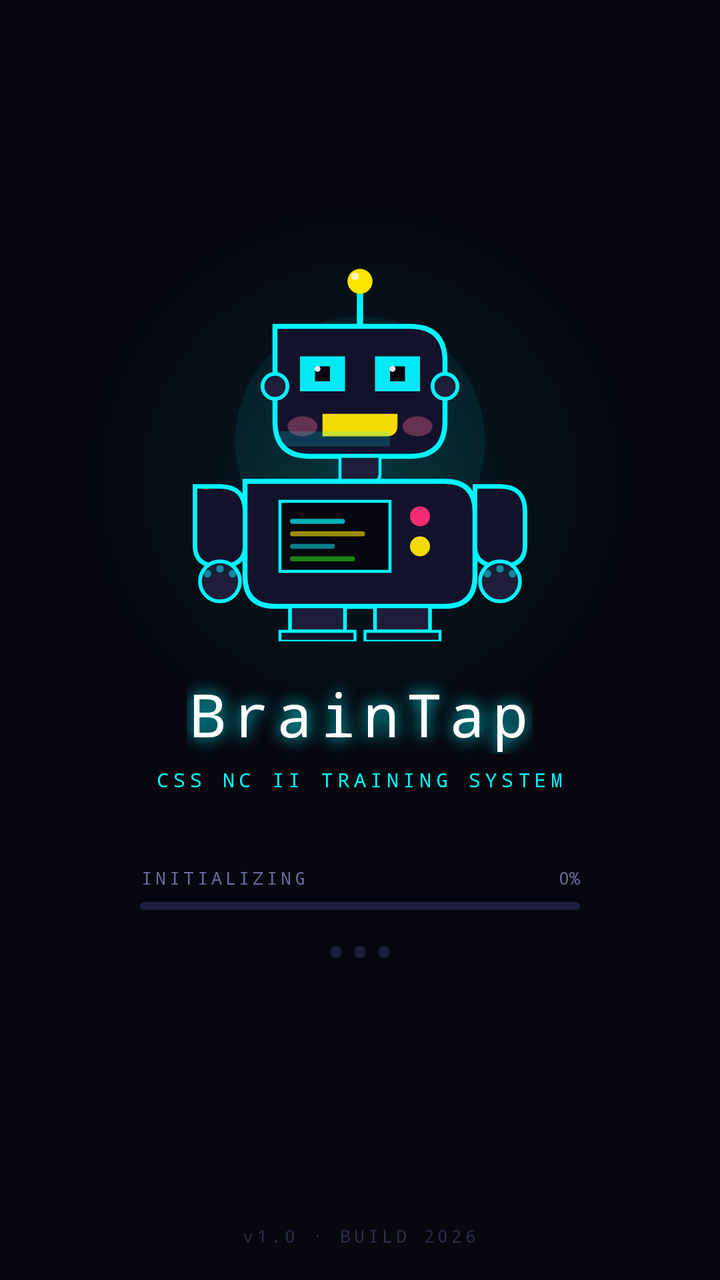
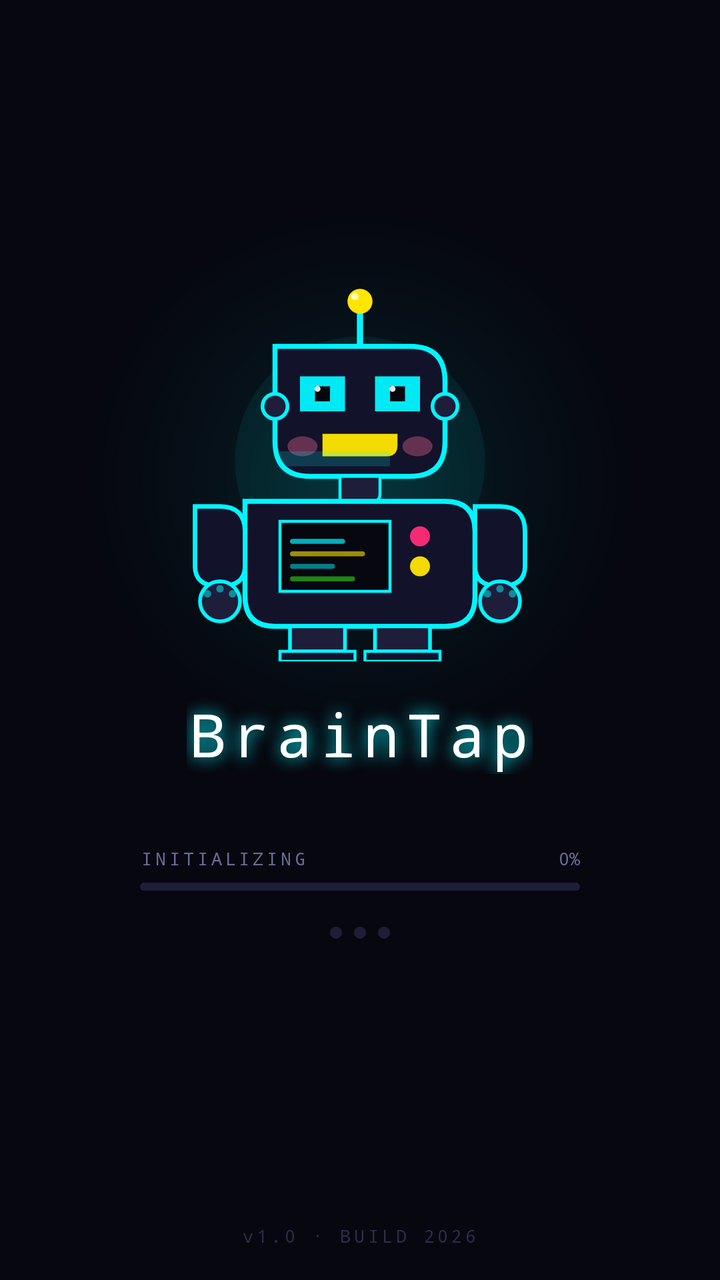

Compare the two renders of this Android layout. The source of the first and the diff that turns it into the second are given below.
<!-- AndroidManifest.xml: activity theme Theme.SplashScreen -->
<!-- res/layout/activity_splash.xml -->
<?xml version="1.0" encoding="utf-8"?>
<FrameLayout
    xmlns:android="http://schemas.android.com/apk/res/android"
    xmlns:app="http://schemas.android.com/apk/res-auto"
    android:layout_width="match_parent"
    android:layout_height="match_parent"
    android:background="#07070F">

    
    <View
        android:layout_width="match_parent"
        android:layout_height="match_parent"
        android:background="@drawable/bg_scanlines"
        android:alpha="0.04"/>

    
    <View
        android:id="@+id/glowCircle"
        android:layout_width="280dp"
        android:layout_height="280dp"
        android:layout_gravity="center"
        android:layout_marginBottom="80dp"
        android:background="@drawable/bg_glow_circle"
        android:alpha="0.35"/>

    
    <LinearLayout
        android:layout_width="match_parent"
        android:layout_height="match_parent"
        android:orientation="vertical"
        android:gravity="center"
        android:paddingBottom="40dp">

        
        <ImageView
            android:id="@+id/ivRobot"
            android:layout_width="200dp"
            android:layout_height="200dp"
            android:src="@drawable/avd_robot_mascot"
            android:scaleType="fitCenter"
            android:contentDescription="Server Master Robot Mascot"/>

        
        <TextView
            android:id="@+id/tvTitle"
            android:layout_width="wrap_content"
            android:layout_height="wrap_content"
            android:layout_marginTop="16dp"
            android:text="BrainTap"
            android:textColor="#FFFFFF"
            android:textSize="30sp"
            android:fontFamily="monospace"
            android:letterSpacing="0.12"
            android:shadowColor="#00F5FF"
            android:shadowDx="0"
            android:shadowDy="0"
            android:shadowRadius="20"/>

        
        <TextView
            android:id="@+id/tvSubtitle"
            android:layout_width="wrap_content"
            android:layout_height="wrap_content"
            android:layout_marginTop="6dp"
            android:text="CSS NC II TRAINING SYSTEM"
            android:textColor="#00F5FF"
            android:textSize="10sp"
            android:fontFamily="monospace"
            android:letterSpacing="0.22"/>

        
        <LinearLayout
            android:id="@+id/loaderWrap"
            android:layout_width="220dp"
            android:layout_height="wrap_content"
            android:orientation="vertical"
            android:layout_marginTop="36dp">

            
            <LinearLayout
                android:layout_width="match_parent"
                android:layout_height="wrap_content"
                android:orientation="horizontal"
                android:layout_marginBottom="6dp">

                <TextView
                    android:id="@+id/tvLoadLabel"
                    android:layout_width="0dp"
                    android:layout_height="wrap_content"
                    android:layout_weight="1"
                    android:text="INITIALIZING"
                    android:textColor="#6B6B99"
                    android:textSize="9sp"
                    android:fontFamily="monospace"
                    android:letterSpacing="0.18"/>

                <TextView
                    android:id="@+id/tvLoadPct"
                    android:layout_width="wrap_content"
                    android:layout_height="wrap_content"
                    android:text="0%"
                    android:textColor="#6B6B99"
                    android:textSize="9sp"
                    android:fontFamily="monospace"/>

            </LinearLayout>

            
            <FrameLayout
                android:layout_width="match_parent"
                android:layout_height="4dp">

                
                <View
                    android:layout_width="match_parent"
                    android:layout_height="4dp"
                    android:background="@drawable/bg_progress_track"/>

                
                <ProgressBar
                    android:id="@+id/progressLoader"
                    style="@style/Widget.AppCompat.ProgressBar.Horizontal"
                    android:layout_width="match_parent"
                    android:layout_height="4dp"
                    android:progressDrawable="@drawable/progress_splash_bar"
                    android:max="100"
                    android:progress="0"/>

            </FrameLayout>

        </LinearLayout>

        
        <LinearLayout
            android:id="@+id/dotsWrap"
            android:layout_width="wrap_content"
            android:layout_height="wrap_content"
            android:orientation="horizontal"
            android:layout_marginTop="18dp"
            android:gravity="center">

            <View
                android:id="@+id/dot1"
                android:layout_width="6dp"
                android:layout_height="6dp"
                android:layout_marginEnd="6dp"
                android:background="@drawable/bg_dot"/>

            <View
                android:id="@+id/dot2"
                android:layout_width="6dp"
                android:layout_height="6dp"
                android:layout_marginEnd="6dp"
                android:background="@drawable/bg_dot"/>

            <View
                android:id="@+id/dot3"
                android:layout_width="6dp"
                android:layout_height="6dp"
                android:background="@drawable/bg_dot"/>

        </LinearLayout>

    </LinearLayout>

    
    <TextView
        android:layout_width="wrap_content"
        android:layout_height="wrap_content"
        android:layout_gravity="bottom|center_horizontal"
        android:layout_marginBottom="16dp"
        android:text="v1.0 · BUILD 2026"
        android:textColor="#2D2D4A"
        android:textSize="9sp"
        android:fontFamily="monospace"
        android:letterSpacing="0.18"/>

</FrameLayout>
<!-- resources referenced by this layout -->
<resources>
  <!-- drawable bg_dot (drawable) -->
  <?xml version="1.0" encoding="utf-8"?>
  <shape xmlns:android="http://schemas.android.com/apk/res/android"
      android:shape="oval">
      <solid android:color="#1E1E3A" />
  </shape>
  <!-- drawable bg_glow_circle (drawable) -->
  <?xml version="1.0" encoding="utf-8"?>
  <shape xmlns:android="http://schemas.android.com/apk/res/android"
      android:shape="oval">
      <gradient
          android:type="radial"
          android:gradientRadius="50%p"
          android:startColor="#6600F5FF"
          android:centerColor="#2200F5FF"
          android:endColor="#0000F5FF" />
  </shape>
  <!-- drawable bg_progress_track (drawable) -->
  <?xml version="1.0" encoding="utf-8"?>
  <shape xmlns:android="http://schemas.android.com/apk/res/android"
      android:shape="rectangle">
      <solid android:color="#1E1E3A" />
      <corners android:radius="2dp" />
  </shape>
  <!-- drawable bg_scanlines (drawable) -->
  <?xml version="1.0" encoding="utf-8"?>
  <shape xmlns:android="http://schemas.android.com/apk/res/android"
      android:shape="rectangle">
      
      <gradient
          android:type="linear"
          android:angle="90"
          android:startColor="#1A07070F"
          android:centerColor="#0600F5FF"
          android:endColor="#1A07070F" />
  </shape>
  <style name="Theme.SplashScreen" parent="Theme.MaterialComponents.NoActionBar">
          <item name="android:windowBackground">@drawable/splash_theme_background</item>
          <item name="android:windowFullscreen">true</item>
          <item name="android:statusBarColor">@android:color/transparent</item>
          <item name="android:navigationBarColor">#07070F</item>
          <item name="colorPrimary">#00F5FF</item>
          <item name="colorAccent">#FFE600</item>
      </style>
  <!-- drawable splash_theme_background (drawable) -->
  <?xml version="1.0" encoding="utf-8"?>
  <layer-list xmlns:android="http://schemas.android.com/apk/res/android">
  
      
      <item>
          <color android:color="#07070F" />
      </item>
  
      
      <item
          android:gravity="center"
          android:width="300dp"
          android:height="300dp">
          <shape android:shape="oval">
              <gradient
                  android:type="radial"
                  android:gradientRadius="50%p"
                  android:startColor="#1400F5FF"
                  android:endColor="#0000F5FF" />
          </shape>
      </item>
  
  </layer-list>
  <!-- unchanged entries left out for length: 2 -->
</resources>

<!-- the commit's change to res/layout/activity_splash.xml (unified diff, before → after) -->
@@ -56,17 +56,7 @@
             android:shadowDy="0"
             android:shadowRadius="20"/>
 
-        
-        <TextView
-            android:id="@+id/tvSubtitle"
-            android:layout_width="wrap_content"
-            android:layout_height="wrap_content"
-            android:layout_marginTop="6dp"
-            android:text="CSS NC II TRAINING SYSTEM"
-            android:textColor="#00F5FF"
-            android:textSize="10sp"
-            android:fontFamily="monospace"
-            android:letterSpacing="0.22"/>
+
 
         
         <LinearLayout
